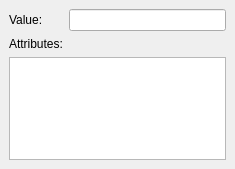
Above: trunk/maestro/gui/plugins/views/stanza_editor/optioneditors/BasicEditorBase.ui from patrickhartling/maestro before the change. Below: the same form after it.
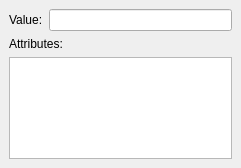
That is the form after the change.

Commit message: - Adding basic ability for different cdata editors in stanza editor. This will   allow us to use the same editors in the LaunchView. Currently we only have   StringEditor and FileEditor. We could add IntegerEditor soon too.

What changed in the file:
```diff
--- a/trunk/maestro/gui/plugins/views/stanza_editor/optioneditors/BasicEditorBase.ui
+++ b/trunk/maestro/gui/plugins/views/stanza_editor/optioneditors/BasicEditorBase.ui
@@ -5,39 +5,49 @@
    <rect>
     <x>0</x>
     <y>0</y>
-    <width>235</width>
-    <height>169</height>
+    <width>241</width>
+    <height>168</height>
    </rect>
   </property>
   <property name="windowTitle" >
    <string>Basic Editor</string>
   </property>
-  <layout class="QGridLayout" >
+  <layout class="QVBoxLayout" >
    <property name="margin" >
     <number>9</number>
    </property>
    <property name="spacing" >
     <number>6</number>
    </property>
-   <item row="2" column="0" colspan="2" >
-    <widget class="QTableView" name="mAttribTable" />
+   <item>
+    <layout class="QHBoxLayout" >
+     <property name="margin" >
+      <number>0</number>
+     </property>
+     <property name="spacing" >
+      <number>6</number>
+     </property>
+     <item>
+      <widget class="QLabel" name="mValueLabel" >
+       <property name="text" >
+        <string>Value:</string>
+       </property>
+      </widget>
+     </item>
+     <item>
+      <widget class="QLineEdit" name="mValueEditor" />
+     </item>
+    </layout>
    </item>
-   <item row="0" column="1" >
-    <widget class="QLineEdit" name="mValueEdit" />
-   </item>
-   <item row="1" column="0" >
+   <item>
     <widget class="QLabel" name="mAttribLbl" >
      <property name="text" >
       <string>Attributes:</string>
      </property>
     </widget>
    </item>
-   <item row="0" column="0" >
-    <widget class="QLabel" name="mValueLbl" >
-     <property name="text" >
-      <string>Value:</string>
-     </property>
-    </widget>
+   <item>
+    <widget class="QTableView" name="mAttribTable" />
    </item>
   </layout>
  </widget>
```
The commit also changes 4 other files.
